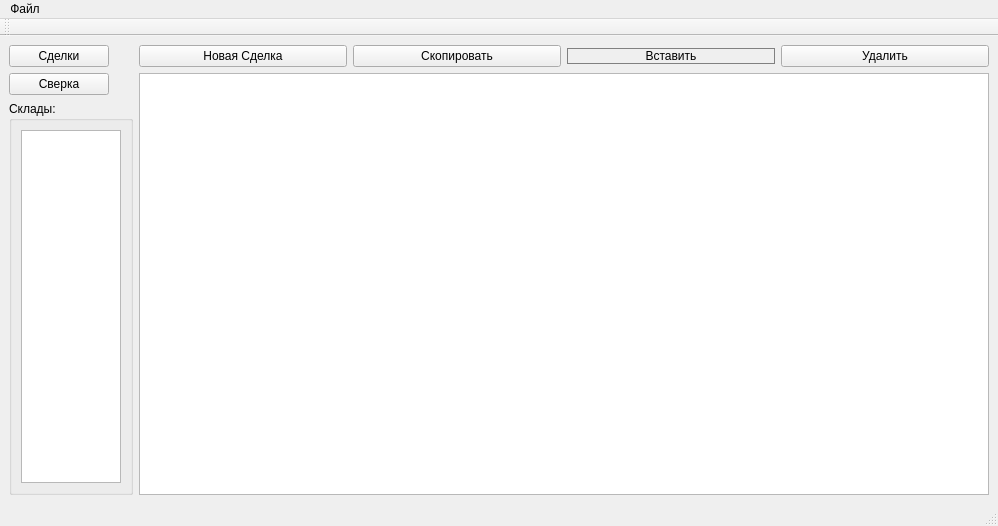
Qt form mainwindow.ui (Nemoy123/Tranzit-LSD) before a commit.
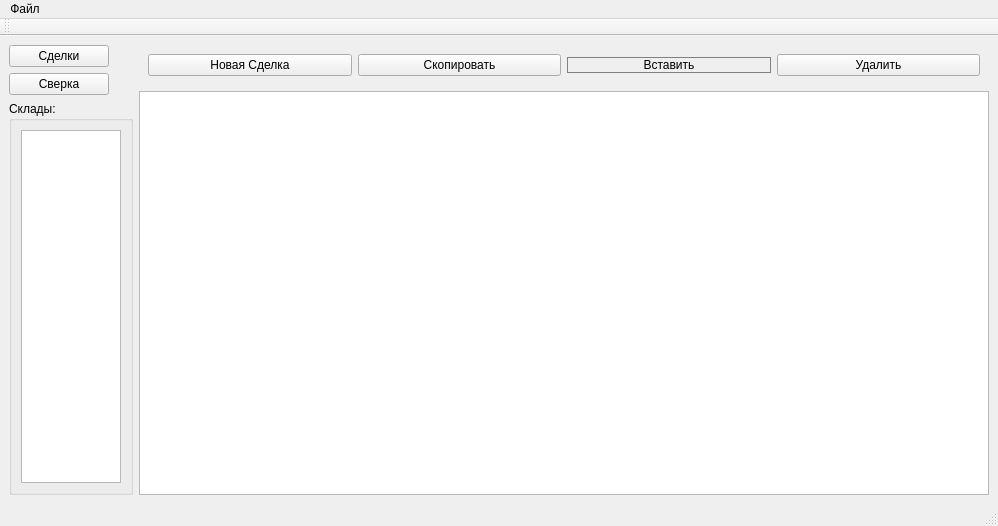
The same form after that commit.

The edit to the form file:
```diff
--- a/mainwindow.ui
+++ b/mainwindow.ui
@@ -84,6 +84,7 @@
     <item row="0" column="1">
      <layout class="QVBoxLayout" name="verticalLayout_2">
       <item>
+       <widget class="QWidget" name="buttons_action" native="true">
        <layout class="QHBoxLayout" name="horizontalLayout">
         <item>
          <widget class="QPushButton" name="pushButton_new">
@@ -124,6 +125,7 @@
          </widget>
         </item>
        </layout>
+       </widget>
       </item>
       <item>
        <widget class="QTableView" name="tableView">
```
Lines whose indentation alone changed are shown as unchanged.
